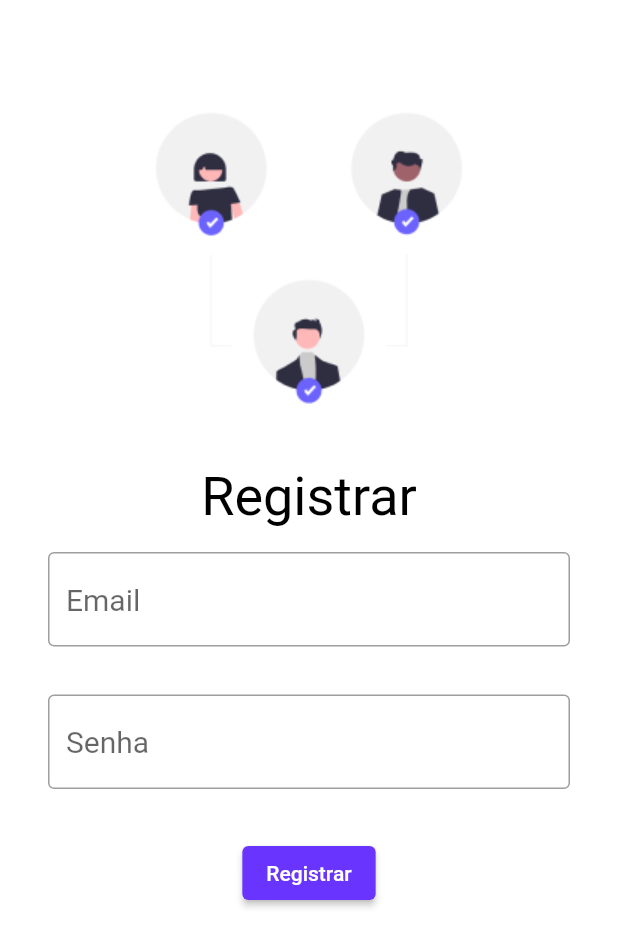
After one commit to MatheusPedroSS/teste_izagro, a Flutter app: the screen it shows after launch, after a tap on "Não tem uma conta? Clique aqui", on a phone screen of 412 x 824 dp. The commit adds this screen. Shown: the top 947 px of the screen. Run offline on Flutter 3.47's test engine with Material 2 defaults, Android fonts, the light colour scheme and no system bars.

Commit message:
Inclusao de Navegacao e Page Register

```diff
--- a/lib/main.dart
+++ b/lib/main.dart
@@ -1,5 +1,6 @@
 import 'package:flutter/material.dart';
-import 'package:teste_izagro/src/pages/TelaLogin.dart';
+import 'package:teste_izagro/src/pages/register.dart';
+import 'package:teste_izagro/src/pages/telaLogin.dart';
 
 void main() {
   runApp(MyApp(key: Key('root'),));
@@ -11,7 +12,12 @@ class MyApp extends StatelessWidget {
   @override
   Widget build(BuildContext context) {
     return MaterialApp(
-        home: TelaLogin(key: Key("TelaLogin"),),
-      );
+      initialRoute: 'login',
+      routes: {
+        'login' : (context) => TelaLogin(key: Key('login'),),
+        'register' : (context) => Register(key: Key('register'))
+      },
+      home: TelaLogin(key: Key("TelaLogin"),),
+    );
   }
 }
--- /dev/null
+++ b/lib/src/pages/register.dart
@@ -0,0 +1,71 @@
+import 'package:flutter/material.dart';
+import 'package:teste_izagro/src/components/input.dart';
+import 'package:teste_izagro/src/models/user.dart';
+
+class Register extends StatefulWidget {
+  const Register({required Key key}) : super(key: key);
+
+  @override
+  _RegisterState createState() => _RegisterState();
+}
+
+class _RegisterState extends State<Register> {
+
+  User user = new User();
+
+  @override
+  Widget build(BuildContext context) {
+    return Scaffold(
+      body: Container(
+          color: Color.fromRGBO(255, 255, 255, 1),
+          child: Padding(
+            padding: EdgeInsets.only(top: 50, right: 16, left: 16, bottom: 16),
+            child: Column(
+              children: [
+                Image.asset("images/undraw_Connected_re_lmq2.png"),
+                Padding(
+                  padding: EdgeInsets.only(top: 16),
+                  child: Column(
+                    children: [
+                      Text(
+                        "Registrar",
+                        style: TextStyle(
+                          decoration: TextDecoration.none,
+                          fontSize: 36,
+                          color: Colors.black,
+                        ),
+                      ),
+                      Input(
+                        key: Key("inputLogin"),
+                        hintText: "Email",
+                        isPassword: false,
+                        onSubmitted: (value) => user.setEmail(value.toString()),
+                      ),
+                      Input(
+                        key: Key("InputSenha"),
+                        hintText: "Senha",
+                        isPassword: true,
+                        onSubmitted: (value) => user.setSenha(value.toString()),
+                      ),
+                      Padding(
+                        padding: EdgeInsets.all(16),
+                        child: ElevatedButton(
+                          style: ElevatedButton.styleFrom(
+                            primary: Color.fromRGBO(104, 52, 254, 1),
+                          ),
+                          child: Text("Registrar"),
+                          onPressed: () => {
+                            print(user.toString())
+                          },
+                        ),
+                      ),
+                    ],
+                  ),
+                )
+              ],
+            ),
+          )
+      ),
+    );
+  }
+}
--- a/lib/src/pages/TelaLogin.dart
+++ b/lib/src/pages/telaLogin.dart
@@ -60,6 +60,15 @@ class _TelaLoginState extends State<TelaLogin> {
                           },
                         ),
                       ),
+                      Padding(
+                        padding: EdgeInsets.all(16),
+                        child: InkWell(
+                          child: Text('Não tem uma conta? Clique aqui'),
+                          onTap: () => {
+                            Navigator.pushNamed(context, 'register')
+                          },
+                        ),
+                      )
                     ],
                   ),
                 )
--- a/pubspec.yaml
+++ b/pubspec.yaml
@@ -51,6 +51,7 @@ flutter:
   #   - images/a_dot_ham.jpeg
   assets:
     - images/undraw_lightbulb_moment_evxr.png
+    - images/undraw_Connected_re_lmq2.png
 
   # An image asset can refer to one or more resolution-specific "variants", see
   # https://flutter.dev/assets-and-images/#resolution-aware.
```
Also changed, not shown: images/undraw_Connected_re_lmq2.png (added).
